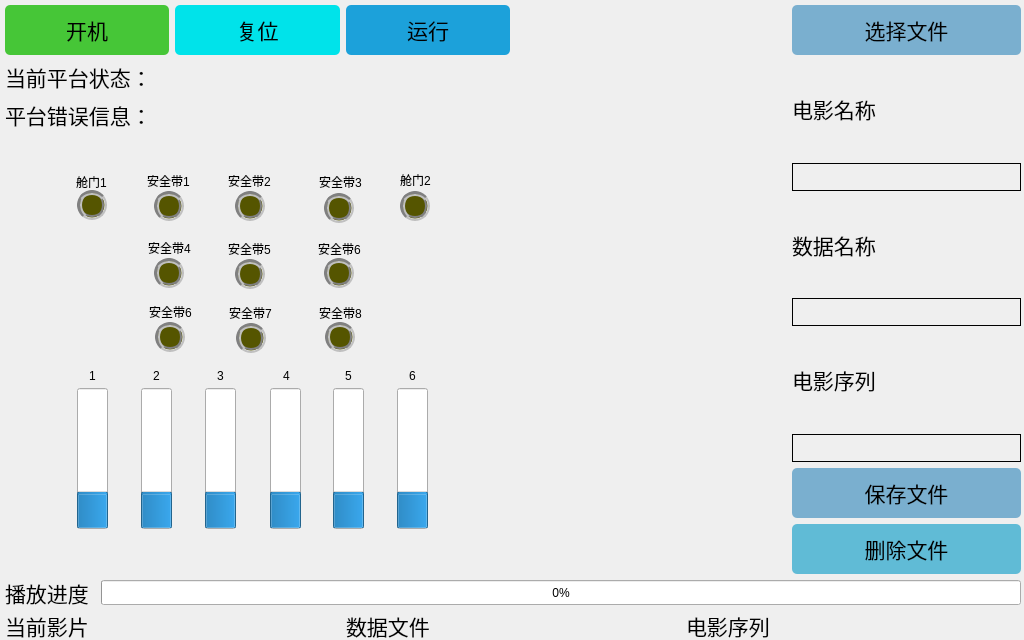
Qt form motusoperationview.ui (MT-REP/guizhouhuoxingche) before a commit.
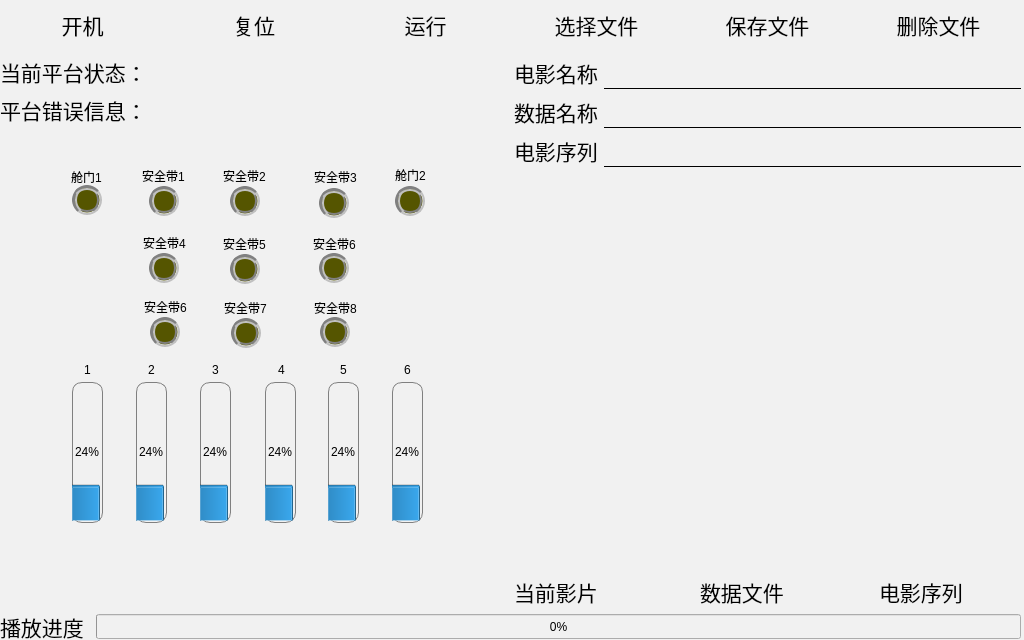
The same form after that commit. Icons and pictures are not drawn.

```diff
--- a/motusoperationview.ui
+++ b/motusoperationview.ui
@@ -26,10 +26,11 @@
    <string>Dialog</string>
   </property>
   <property name="styleSheet">
-   <string notr="true">#MotusOperationView{ border-image: url(:/picture/playbackground.png);}
+   <string notr="true">#MotusOperationView{background-color: rgb(241, 241, 241);}
+
 </string>
   </property>
-  <widget class="QWidget" name="layoutWidget">
+  <widget class="QWidget" name="">
    <property name="geometry">
     <rect>
      <x>0</x>
@@ -38,17 +39,14 @@
      <height>641</height>
     </rect>
    </property>
-   <layout class="QGridLayout" name="mainGridLayout">
-    <property name="leftMargin">
-     <number>5</number>
+   <layout class="QVBoxLayout" name="mainVLayout">
+    <property name="bottomMargin">
+     <number>2</number>
     </property>
-    <property name="topMargin">
-     <number>5</number>
-    </property>
-    <item row="0" column="0">
-     <layout class="QHBoxLayout" name="topHLayout">
       <item>
-       <layout class="QVBoxLayout" name="leftTopVLayout" stretch="1,3">
+     <layout class="QHBoxLayout" name="rightHLayout" stretch="1,5">
+      <item>
+       <layout class="QVBoxLayout" name="leftTopVLayout" stretch="1,0">
         <item>
          <layout class="QVBoxLayout" name="leftVLayout">
           <item>
@@ -69,10 +67,9 @@
               </property>
               <property name="styleSheet">
                <string notr="true">QPushButton{
-background-color: rgb(70, 198,55);
 border-radius:5px;
 }
-QPushButton:hover{color: rgb(255,255,255);} QPushButton:pressed{padding-left:3px;padding-top:3px;}</string>
+QPushButton:hover{color: rgb(0,0,0);} QPushButton:pressed{padding-left:3px;padding-top:3px;}</string>
               </property>
               <property name="text">
                <string>开机</string>
@@ -105,10 +102,9 @@
               </property>
               <property name="styleSheet">
                <string notr="true">QPushButton{
-background-color: rgb(0, 227,234);
 border-radius:5px;
 }
-QPushButton:hover{color: rgb(255,255,255);} QPushButton:pressed{padding-left:3px;padding-top:3px;}</string>
+QPushButton:hover{color: rgb(0,0,0);} QPushButton:pressed{padding-left:3px;padding-top:3px;}</string>
               </property>
               <property name="text">
                <string>复位</string>
@@ -141,10 +137,9 @@
               </property>
               <property name="styleSheet">
                <string notr="true">QPushButton{
-background-color: rgb(28, 161,218);
 border-radius:5px;
 }
-QPushButton:hover{color: rgb(255,255,255);} QPushButton:pressed{padding-left:3px;padding-top:3px;}</string>
+QPushButton:hover{color: rgb(0,0,0);} QPushButton:pressed{padding-left:3px;padding-top:3px;}</string>
               </property>
               <property name="text">
                <string>运行</string>
@@ -288,6 +283,12 @@
           </property>
           <item row="0" column="0">
            <widget class="QGroupBox" name="groupBox1">
+            <property name="minimumSize">
+             <size>
+              <width>600</width>
+              <height>400</height>
+             </size>
+            </property>
             <property name="font">
              <font>
               <family>宋体</family>
@@ -448,11 +449,19 @@
              <property name="geometry">
               <rect>
                <x>62</x>
-               <y>246</y>
+               <y>245</y>
                <width>31</width>
                <height>141</height>
               </rect>
              </property>
+             <property name="styleSheet">
+              <string notr="true">QProgressBar {
+   background-color: rgb(241, 241, 241);
+   border: 1px solid grey;
+   border-radius: 10px;
+   text-align: center;
+}</string>
+             </property>
              <property name="value">
               <number>24</number>
              </property>
@@ -464,11 +473,19 @@
              <property name="geometry">
               <rect>
                <x>126</x>
-               <y>246</y>
+               <y>245</y>
                <width>31</width>
                <height>141</height>
               </rect>
              </property>
+             <property name="styleSheet">
+              <string notr="true">QProgressBar {
+   background-color: rgb(241, 241, 241);
+   border: 1px solid grey;
+   border-radius: 10px;
+   text-align: center;
+}</string>
+             </property>
              <property name="value">
               <number>24</number>
              </property>
@@ -480,11 +497,19 @@
              <property name="geometry">
               <rect>
                <x>190</x>
-               <y>246</y>
+               <y>245</y>
                <width>31</width>
                <height>141</height>
               </rect>
              </property>
+             <property name="styleSheet">
+              <string notr="true">QProgressBar {
+   background-color: rgb(241, 241, 241);
+   border: 1px solid grey;
+   border-radius: 10px;
+   text-align: center;
+}</string>
+             </property>
              <property name="value">
               <number>24</number>
              </property>
@@ -496,11 +521,19 @@
              <property name="geometry">
               <rect>
                <x>255</x>
-               <y>246</y>
+               <y>245</y>
                <width>31</width>
                <height>141</height>
               </rect>
              </property>
+             <property name="styleSheet">
+              <string notr="true">QProgressBar {
+   background-color: rgb(241, 241, 241);
+   border: 1px solid grey;
+   border-radius: 10px;
+   text-align: center;
+}</string>
+             </property>
              <property name="value">
               <number>24</number>
              </property>
@@ -512,11 +545,19 @@
              <property name="geometry">
               <rect>
                <x>318</x>
-               <y>246</y>
+               <y>245</y>
                <width>31</width>
                <height>141</height>
               </rect>
              </property>
+             <property name="styleSheet">
+              <string notr="true">QProgressBar {
+   background-color: rgb(241, 241, 241);
+   border: 1px solid grey;
+   border-radius: 10px;
+   text-align: center;
+}</string>
+             </property>
              <property name="value">
               <number>24</number>
              </property>
@@ -528,11 +569,19 @@
              <property name="geometry">
               <rect>
                <x>382</x>
-               <y>246</y>
+               <y>245</y>
                <width>31</width>
                <height>141</height>
               </rect>
              </property>
+             <property name="styleSheet">
+              <string notr="true">QProgressBar {
+   background-color: rgb(241, 241, 241);
+   border: 1px solid grey;
+   border-radius: 10px;
+   text-align: center;
+}</string>
+             </property>
              <property name="value">
               <number>24</number>
              </property>
@@ -648,7 +697,7 @@
              <property name="geometry">
               <rect>
                <x>65</x>
-               <y>226</y>
+               <y>225</y>
                <width>25</width>
                <height>16</height>
               </rect>
@@ -664,7 +713,7 @@
              <property name="geometry">
               <rect>
                <x>129</x>
-               <y>226</y>
+               <y>225</y>
                <width>25</width>
                <height>16</height>
               </rect>
@@ -680,7 +729,7 @@
              <property name="geometry">
               <rect>
                <x>193</x>
-               <y>226</y>
+               <y>225</y>
                <width>25</width>
                <height>16</height>
               </rect>
@@ -696,7 +745,7 @@
              <property name="geometry">
               <rect>
                <x>259</x>
-               <y>226</y>
+               <y>225</y>
                <width>25</width>
                <height>16</height>
               </rect>
@@ -712,7 +761,7 @@
              <property name="geometry">
               <rect>
                <x>321</x>
-               <y>226</y>
+               <y>225</y>
                <width>25</width>
                <height>16</height>
               </rect>
@@ -728,7 +777,7 @@
              <property name="geometry">
               <rect>
                <x>385</x>
-               <y>226</y>
+               <y>225</y>
                <width>25</width>
                <height>16</height>
               </rect>
@@ -838,28 +887,9 @@
        </layout>
       </item>
       <item>
-       <layout class="QHBoxLayout" name="rightHLayout">
+       <layout class="QVBoxLayout" name="verticalLayout">
         <item>
-         <widget class="QTableView" name="playTableView">
-          <property name="minimumSize">
-           <size>
-            <width>270</width>
-            <height>361</height>
-           </size>
-          </property>
-          <property name="font">
-           <font>
-            <family>楷体</family>
-            <pointsize>14</pointsize>
-           </font>
-          </property>
-          <property name="styleSheet">
-           <string notr="true">background:transparent;</string>
-          </property>
-         </widget>
-        </item>
-        <item>
-         <layout class="QVBoxLayout" name="dataVLayout">
+         <layout class="QHBoxLayout" name="fileHLayout">
           <item>
            <widget class="QPushButton" name="selectFileButton">
             <property name="minimumSize">
@@ -876,10 +906,9 @@
             </property>
             <property name="styleSheet">
              <string notr="true">QPushButton{
-background-color: rgb(122, 175,207);
 border-radius:5px;
 }
-QPushButton:hover{color: rgb(255,255,255);} QPushButton:pressed{padding-left:3px;padding-top:3px;}</string>
+QPushButton:hover{color: rgb(0,0,0);} QPushButton:pressed{padding-left:3px;padding-top:3px;}</string>
             </property>
             <property name="text">
              <string>选择文件</string>
@@ -890,12 +919,86 @@
             </property>
             <property name="iconSize">
              <size>
-              <width>45</width>
-              <height>45</height>
+              <width>40</width>
+              <height>40</height>
              </size>
             </property>
            </widget>
           </item>
+          <item>
+           <widget class="QPushButton" name="saveFileButton">
+            <property name="minimumSize">
+             <size>
+              <width>90</width>
+              <height>50</height>
+             </size>
+            </property>
+            <property name="font">
+             <font>
+              <family>楷体</family>
+              <pointsize>16</pointsize>
+             </font>
+            </property>
+            <property name="styleSheet">
+             <string notr="true">QPushButton{
+border-radius:5px;
+}
+QPushButton:hover{color: rgb(0,0,0);} QPushButton:pressed{padding-left:3px;padding-top:3px;}</string>
+            </property>
+            <property name="text">
+             <string>保存文件</string>
+            </property>
+            <property name="icon">
+             <iconset resource="resources.qrc">
+              <normaloff>:/picture/savefile.PNG</normaloff>:/picture/savefile.PNG</iconset>
+            </property>
+            <property name="iconSize">
+             <size>
+              <width>40</width>
+              <height>40</height>
+             </size>
+            </property>
+           </widget>
+          </item>
+          <item>
+           <widget class="QPushButton" name="deleteFileButton">
+            <property name="minimumSize">
+             <size>
+              <width>90</width>
+              <height>50</height>
+             </size>
+            </property>
+            <property name="font">
+             <font>
+              <family>楷体</family>
+              <pointsize>16</pointsize>
+             </font>
+            </property>
+            <property name="styleSheet">
+             <string notr="true">QPushButton{
+border-radius:5px;
+}
+QPushButton:hover{color: rgb(0,0,0);} QPushButton:pressed{padding-left:3px;padding-top:3px;}</string>
+            </property>
+            <property name="text">
+             <string>删除文件</string>
+            </property>
+            <property name="icon">
+             <iconset resource="resources.qrc">
+              <normaloff>:/picture/deletefile.PNG</normaloff>:/picture/deletefile.PNG</iconset>
+            </property>
+            <property name="iconSize">
+             <size>
+              <width>40</width>
+              <height>40</height>
+             </size>
+            </property>
+           </widget>
+          </item>
+         </layout>
+        </item>
+        <item>
+         <layout class="QHBoxLayout" name="nameHLayout">
           <item>
            <widget class="QLabel" name="movieLabel">
             <property name="minimumSize">
@@ -926,11 +1029,23 @@
               <height>28</height>
              </size>
             </property>
+            <property name="font">
+             <font>
+              <family>新宋体</family>
+              <pointsize>16</pointsize>
+             </font>
+            </property>
             <property name="styleSheet">
-             <string notr="true">border-width:1;border-style:outset;background:transparent;</string>
+             <string notr="true">border-width:0 0 1 0;
+border-style:outset;
+background:transparent;</string>
             </property>
            </widget>
           </item>
+         </layout>
+        </item>
+        <item>
+         <layout class="QHBoxLayout" name="dataHLayout">
           <item>
            <widget class="QLabel" name="datalabel">
             <property name="minimumSize">
@@ -961,11 +1076,23 @@
               <height>28</height>
              </size>
             </property>
+            <property name="font">
+             <font>
+              <family>新宋体</family>
+              <pointsize>16</pointsize>
+             </font>
+            </property>
             <property name="styleSheet">
-             <string notr="true">border-width:1;border-style:outset;background:transparent;</string>
+             <string notr="true">border-width:0 0 1 0;
+border-style:outset;
+background:transparent;</string>
             </property>
            </widget>
           </item>
+         </layout>
+        </item>
+        <item>
+         <layout class="QHBoxLayout" name="listHLayout">
           <item>
            <widget class="QLabel" name="sequenceLabel">
             <property name="minimumSize">
@@ -999,125 +1126,88 @@
               <height>28</height>
              </size>
             </property>
-            <property name="styleSheet">
-             <string notr="true">border-width:1;border-style:outset;background:transparent;</string>
-            </property>
-           </widget>
-          </item>
-          <item>
-           <widget class="QPushButton" name="saveFileButton">
-            <property name="minimumSize">
-             <size>
-              <width>90</width>
-              <height>50</height>
-             </size>
-            </property>
             <property name="font">
              <font>
-              <family>楷体</family>
+              <family>新宋体</family>
               <pointsize>16</pointsize>
              </font>
             </property>
             <property name="styleSheet">
-             <string notr="true">QPushButton{
-background-color: rgb(122, 175,207);
-border-radius:5px;
-}
-QPushButton:hover{color: rgb(255,255,255);} QPushButton:pressed{padding-left:3px;padding-top:3px;}</string>
+             <string notr="true">border-width:0 0 1 0;
+border-style:outset;
+background:transparent;</string>
             </property>
-            <property name="text">
-             <string>保存文件</string>
-            </property>
-            <property name="icon">
-             <iconset resource="resources.qrc">
-              <normaloff>:/picture/savefile.png</normaloff>:/picture/savefile.png</iconset>
-            </property>
-            <property name="iconSize">
-             <size>
-              <width>45</width>
-              <height>45</height>
-             </size>
-            </property>
            </widget>
           </item>
+         </layout>
+        </item>
           <item>
-           <widget class="QPushButton" name="deleteFileButton">
+         <widget class="QTableView" name="playTableView">
             <property name="minimumSize">
              <size>
-              <width>90</width>
-              <height>50</height>
+            <width>270</width>
+            <height>361</height>
              </size>
             </property>
             <property name="font">
              <font>
-              <family>楷体</family>
+            <family>新宋体</family>
               <pointsize>16</pointsize>
              </font>
             </property>
             <property name="styleSheet">
-             <string notr="true">QPushButton{
-background-color: rgb(96, 187,214);
-border-radius:5px;
+           <string notr="true">QHeaderView::section:first
+{
+	border-style:inset;
+	background-color: rgb(241, 241,241);
+    height: 30px;
+	border: none;
+    font: 16pt &quot;新宋体&quot;;
 }
-QPushButton:hover{color: rgb(255,255,255);} QPushButton:pressed{padding-left:3px;padding-top:3px;}</string>
-            </property>
-            <property name="text">
-             <string>删除文件</string>
-            </property>
-            <property name="icon">
-             <iconset resource="resources.qrc">
-              <normaloff>:/picture/deletefile.png</normaloff>:/picture/deletefile.png</iconset>
-            </property>
-            <property name="iconSize">
-             <size>
-              <width>45</width>
-              <height>45</height>
-             </size>
-            </property>
-           </widget>
-          </item>
-         </layout>
-        </item>
-       </layout>
-      </item>
-     </layout>
-    </item>
-    <item row="1" column="0">
-     <layout class="QVBoxLayout" name="playDetialVLayout">
-      <item>
-       <layout class="QHBoxLayout" name="rateHLayout">
-        <item>
-         <widget class="QLabel" name="playPlayProgress">
-          <property name="minimumSize">
-           <size>
-            <width>90</width>
-            <height>20</height>
-           </size>
-          </property>
-          <property name="font">
-           <font>
-            <pointsize>16</pointsize>
-           </font>
-          </property>
-          <property name="text">
-           <string>播放进度</string>
-          </property>
-         </widget>
-        </item>
-        <item>
-         <widget class="QProgressBar" name="playProgressBar">
-          <property name="minimumSize">
-           <size>
-            <width>700</width>
-            <height>25</height>
-           </size>
-          </property>
-          <property name="value">
-           <number>0</number>
-          </property>
-         </widget>
-        </item>
-       </layout>
+ 
+QHeaderView::section:middle
+{
+	border-style:inset;
+	background-color: rgb(241, 241,241);
+    height: 30px;
+	border: none;
+    font: 16pt &quot;新宋体&quot;;
+}
+ 
+QHeaderView::section:last
+{
+	border-style:inset;
+	background-color: rgb(241, 241,241);
+    height: 30px;
+    border: none;
+    font: 16pt &quot;新宋体&quot;;
+}
+
+QTableView {
+    color: black;                                                                   
+    background-color: rgb(241, 241, 241);              
+    alternate-background-color: rgb(255, 255, 255);
+    selection-color: black;                            
+    selection-background-color: rgb(192, 192, 192);        
+    border: none;
+}
+
+
+</string>
+          </property>
+          <property name="showGrid">
+           <bool>false</bool>
+          </property>
+          <property name="gridStyle">
+           <enum>Qt::NoPen</enum>
+          </property>
+          <attribute name="verticalHeaderVisible">
+           <bool>false</bool>
+          </attribute>
+          <attribute name="verticalHeaderHighlightSections">
+           <bool>false</bool>
+          </attribute>
+         </widget>
       </item>
       <item>
        <layout class="QHBoxLayout" name="detailsLayout">
@@ -1146,13 +1236,14 @@
           </property>
           <property name="minimumSize">
            <size>
-            <width>200</width>
+              <width>100</width>
             <height>30</height>
            </size>
           </property>
           <property name="font">
            <font>
-            <pointsize>12</pointsize>
+              <family>新宋体</family>
+              <pointsize>16</pointsize>
            </font>
           </property>
           <property name="styleSheet">
@@ -1185,13 +1276,14 @@
          <widget class="QLineEdit" name="playDataEdit">
           <property name="minimumSize">
            <size>
-            <width>100</width>
+              <width>80</width>
             <height>30</height>
            </size>
           </property>
           <property name="font">
            <font>
-            <pointsize>12</pointsize>
+              <family>新宋体</family>
+              <pointsize>16</pointsize>
            </font>
           </property>
           <property name="styleSheet">
@@ -1224,13 +1316,14 @@
          <widget class="QLineEdit" name="playMovieSequenceEdit">
           <property name="minimumSize">
            <size>
-            <width>100</width>
+              <width>50</width>
             <height>30</height>
            </size>
           </property>
           <property name="font">
            <font>
-            <pointsize>12</pointsize>
+              <family>新宋体</family>
+              <pointsize>16</pointsize>
            </font>
           </property>
           <property name="styleSheet">
@@ -1242,6 +1335,48 @@
          </widget>
         </item>
        </layout>
+        </item>
+       </layout>
+      </item>
+     </layout>
+    </item>
+    <item>
+     <layout class="QHBoxLayout" name="rateHLayout">
+      <item>
+       <widget class="QLabel" name="playPlayProgress">
+        <property name="minimumSize">
+         <size>
+          <width>90</width>
+          <height>20</height>
+         </size>
+        </property>
+        <property name="font">
+         <font>
+          <pointsize>16</pointsize>
+         </font>
+        </property>
+        <property name="text">
+         <string>播放进度</string>
+        </property>
+       </widget>
+      </item>
+      <item>
+       <widget class="QProgressBar" name="playProgressBar">
+        <property name="minimumSize">
+         <size>
+          <width>700</width>
+          <height>25</height>
+         </size>
+        </property>
+        <property name="styleSheet">
+         <string notr="true">background-color: rgb(241, 241, 241);
+
+</string>
+        </property>
+        <property name="value">
+         <number>0</number>
+        </property>
+       </widget>
       </item>
      </layout>
     </item>
```
Left out of the diff: 8 changed lines with no effect on the pictures. Lines whose indentation alone changed are shown as unchanged.
